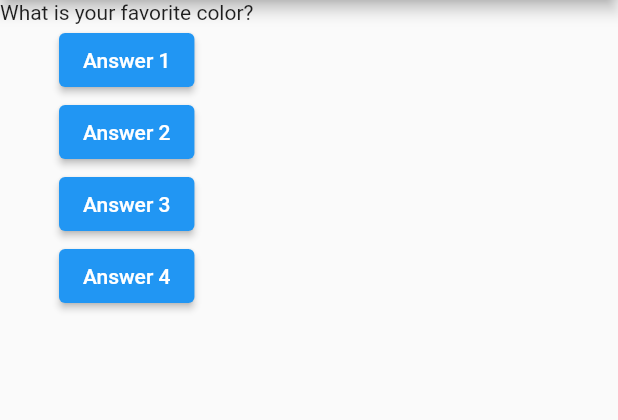
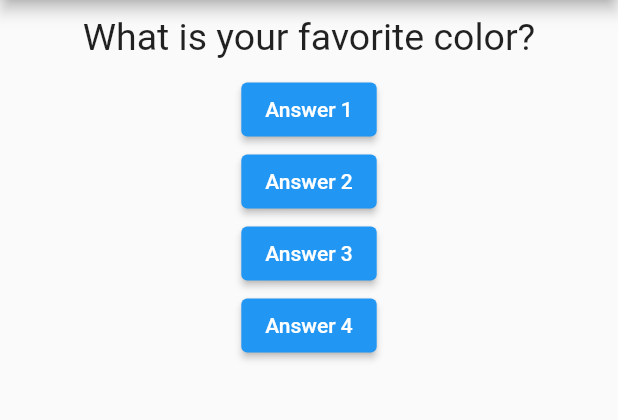
Before and after one commit to petersendauda/flutter_quiz_app, a Flutter app: the screen it shows after launch, on a phone screen of 412 x 824 dp, the part 84-504 px from its top. Run offline on Flutter 3.47's test engine with Material 2 defaults, Android fonts, the phone set to English and light mode, and no system bars.

```diff
--- a/lib/question.dart
+++ b/lib/question.dart
@@ -1,12 +1,20 @@
 import 'package:flutter/material.dart';
 
 class Question extends StatelessWidget {
-  String questionText;
+  final String questionText;
 
   Question(this.questionText);
 
   @override
   Widget build(BuildContext context) {
-    return Text(questionText);
+    return Container(
+      margin: EdgeInsets.all(10),
+      width: double.infinity,
+      child: Text(
+        questionText,
+        style: TextStyle(fontSize: 25),
+        textAlign: TextAlign.center,
+      ),
+    );
   }
 }
```
Also changed, not shown: 1 other file.
